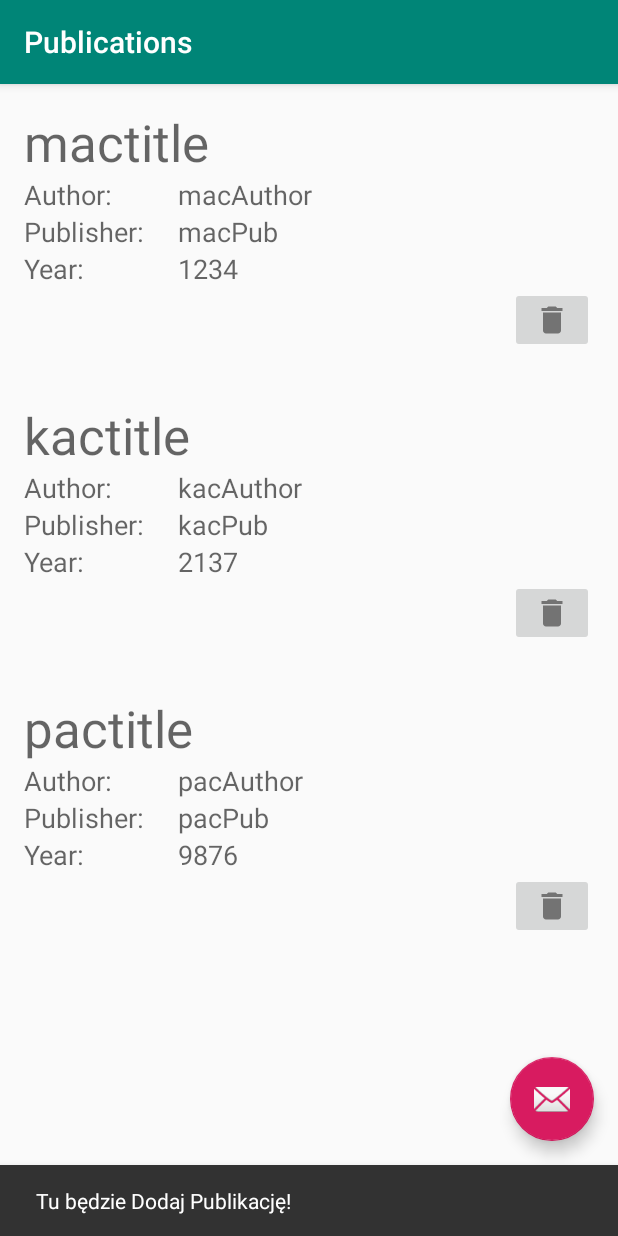
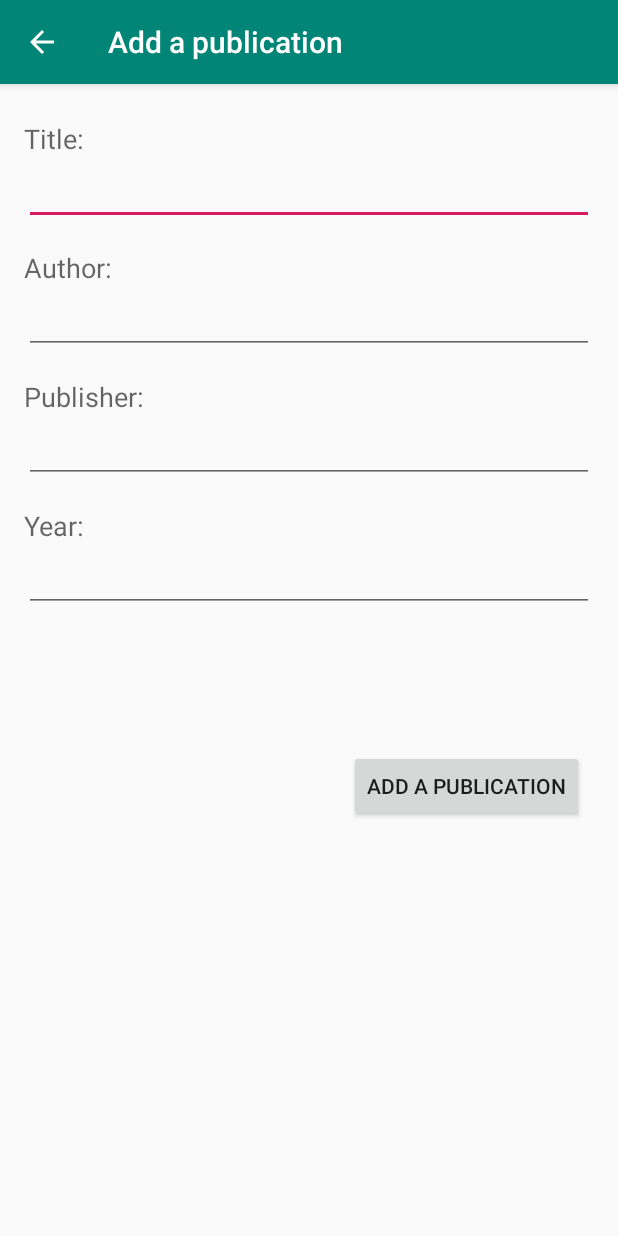
Before and after one commit to maciekkoz98/Webowka-P2, an Android app: the PublicationsActivity screen opened directly, with no data from a screen before it, after a tap on an icon or button, on a phone screen of 412 x 824 dp. Run offline under Robolectric (Android 15) with nearby library versions, the phone set to English and light mode, and no system bars.

Commit message:
add publication view

```diff
--- a/AndroidClient/app/src/main/AndroidManifest.xml
+++ b/AndroidClient/app/src/main/AndroidManifest.xml
@@ -10,9 +10,13 @@
         android:supportsRtl="true"
         android:theme="@style/AppTheme">
         <activity
-            android:name="com.example.androidclient.ui.publicationsView.PublicationsActivity"
+            android:name=".ui.addPublicationView.AddPublicationActivity"
+            android:label="@string/title_activity_addPub"
+            android:parentActivityName=".ui.publicationsView.PublicationsActivity" />
+        <activity
+            android:name=".ui.publicationsView.PublicationsActivity"
             android:label="@string/title_activity_pubs"
-            android:theme="@style/AppTheme.NoActionBar"></activity>
+            android:theme="@style/AppTheme.NoActionBar" />
         <activity
             android:name=".ui.login.LoginActivity"
             android:label="@string/app_name">
--- /dev/null
+++ b/AndroidClient/app/src/main/java/com/example/androidclient/ui/addPublicationView/AddPublicationActivity.kt
@@ -0,0 +1,13 @@
+package com.example.androidclient.ui.addPublicationView
+
+import androidx.appcompat.app.AppCompatActivity
+import android.os.Bundle
+import com.example.androidclient.R
+
+class AddPublicationActivity : AppCompatActivity() {
+
+    override fun onCreate(savedInstanceState: Bundle?) {
+        super.onCreate(savedInstanceState)
+        setContentView(R.layout.activity_add_publication)
+    }
+}
--- a/AndroidClient/app/src/main/java/com/example/androidclient/ui/publicationsView/PublicationsActivity.kt
+++ b/AndroidClient/app/src/main/java/com/example/androidclient/ui/publicationsView/PublicationsActivity.kt
@@ -1,11 +1,14 @@
 package com.example.androidclient.ui.publicationsView
 
+import android.content.Intent
 import android.os.Bundle
 import com.google.android.material.snackbar.Snackbar
 import androidx.appcompat.app.AppCompatActivity
 import androidx.recyclerview.widget.LinearLayoutManager
 import androidx.recyclerview.widget.RecyclerView
 import com.example.androidclient.R
+import com.example.androidclient.ui.addPublicationView.AddPublicationActivity
+import com.example.androidclient.ui.login.LOGIN
 
 import kotlinx.android.synthetic.main.activity_pubs.*
 
@@ -13,11 +16,13 @@ class PublicationsActivity : AppCompatActivity() {
     private lateinit var recyclerView: RecyclerView
     private lateinit var viewAdapter: RecyclerView.Adapter<*>
     private lateinit var viewManager: RecyclerView.LayoutManager
+    private var user: String? = null
 
     override fun onCreate(savedInstanceState: Bundle?) {
         super.onCreate(savedInstanceState)
         setContentView(R.layout.activity_pubs)
         setSupportActionBar(toolbar)
+        user = intent.getStringExtra(LOGIN)
 
         //TODO get publicationsDataset
         val macPub = Publication("mactitle", "macAuthor", "macPub", "1234")
@@ -33,9 +38,11 @@ class PublicationsActivity : AppCompatActivity() {
             adapter = viewAdapter
         }
 
-        fab.setOnClickListener { view ->
-            Snackbar.make(view, "Tu będzie Dodaj Publikację!", Snackbar.LENGTH_LONG)
-                .setAction("Action", null).show()
+        fab.setOnClickListener {
+            val intent = Intent(this, AddPublicationActivity::class.java).apply {
+                putExtra(LOGIN, user)
+            }
+            startActivity(intent)
         }
     }
 
--- /dev/null
+++ b/AndroidClient/app/src/main/res/drawable/ic_add_white_24dp.xml
@@ -0,0 +1,5 @@
+<vector android:height="24dp" android:tint="#FFFFFF"
+    android:viewportHeight="24.0" android:viewportWidth="24.0"
+    android:width="24dp" xmlns:android="http://schemas.android.com/apk/res/android">
+    <path android:fillColor="#FF000000" android:pathData="M19,13h-6v6h-2v-6H5v-2h6V5h2v6h6v2z"/>
+</vector>
--- /dev/null
+++ b/AndroidClient/app/src/main/res/layout/activity_add_publication.xml
@@ -0,0 +1,134 @@
+<?xml version="1.0" encoding="utf-8"?>
+<androidx.constraintlayout.widget.ConstraintLayout xmlns:android="http://schemas.android.com/apk/res/android"
+    xmlns:app="http://schemas.android.com/apk/res-auto"
+    xmlns:tools="http://schemas.android.com/tools"
+    android:layout_width="match_parent"
+    android:layout_height="match_parent"
+    tools:context=".ui.addPublicationView.AddPublicationActivity">
+
+    <LinearLayout
+        android:id="@+id/title_layout"
+        android:layout_width="match_parent"
+        android:layout_height="wrap_content"
+        android:layout_marginTop="24dp"
+        android:orientation="vertical"
+        app:layout_constraintEnd_toEndOf="parent"
+        app:layout_constraintStart_toStartOf="parent"
+        app:layout_constraintTop_toTopOf="parent">
+
+        <TextView
+            android:id="@+id/title_label"
+            android:layout_width="match_parent"
+            android:layout_height="wrap_content"
+            android:layout_marginStart="16dp"
+            android:text="@string/title_label"
+            android:textAppearance="@style/TextAppearance.AppCompat.Medium" />
+
+        <EditText
+            android:id="@+id/title_setter"
+            android:layout_width="match_parent"
+            android:layout_height="wrap_content"
+            android:layout_marginStart="16dp"
+            android:layout_marginEnd="16dp"
+            android:ems="10"
+            android:inputType="textPersonName" />
+
+    </LinearLayout>
+
+    <LinearLayout
+        android:id="@+id/author_layout"
+        android:layout_width="match_parent"
+        android:layout_height="wrap_content"
+        android:layout_marginTop="16dp"
+        android:orientation="vertical"
+        app:layout_constraintEnd_toEndOf="parent"
+        app:layout_constraintStart_toStartOf="parent"
+        app:layout_constraintTop_toBottomOf="@id/title_layout">
+
+        <TextView
+            android:id="@+id/author_label"
+            android:layout_width="match_parent"
+            android:layout_height="wrap_content"
+            android:layout_marginStart="16dp"
+            android:text="@string/author_label"
+            android:textAppearance="@style/TextAppearance.AppCompat.Medium" />
+
+        <EditText
+            android:id="@+id/author_setter"
+            android:layout_width="match_parent"
+            android:layout_height="wrap_content"
+            android:layout_marginStart="16dp"
+            android:layout_marginEnd="16dp"
+            android:ems="10"
+            android:inputType="textPersonName" />
+    </LinearLayout>
+
+    <LinearLayout
+        android:id="@+id/publisher_layout"
+        android:layout_width="match_parent"
+        android:layout_height="wrap_content"
+        android:layout_marginTop="16dp"
+        android:orientation="vertical"
+        app:layout_constraintEnd_toEndOf="parent"
+        app:layout_constraintStart_toStartOf="parent"
+        app:layout_constraintTop_toBottomOf="@id/author_layout">
+
+        <TextView
+            android:id="@+id/publisher_label"
+            android:layout_width="wrap_content"
+            android:layout_height="wrap_content"
+            android:layout_marginStart="16dp"
+            android:text="@string/publisher_label"
+            android:textAppearance="@style/TextAppearance.AppCompat.Medium" />
+
+        <EditText
+            android:id="@+id/publisher_setter"
+            android:layout_width="match_parent"
+            android:layout_height="wrap_content"
+            android:layout_marginStart="16dp"
+            android:layout_marginEnd="16dp"
+            android:ems="10"
+            android:inputType="textPersonName" />
+    </LinearLayout>
+
+    <LinearLayout
+        android:id="@+id/year_layout"
+        android:layout_width="match_parent"
+        android:layout_height="wrap_content"
+        android:layout_marginTop="16dp"
+        android:orientation="vertical"
+        app:layout_constraintEnd_toEndOf="parent"
+        app:layout_constraintStart_toStartOf="parent"
+        app:layout_constraintTop_toBottomOf="@id/publisher_layout">
+
+        <TextView
+            android:id="@+id/year_label"
+            android:layout_width="wrap_content"
+            android:layout_height="wrap_content"
+            android:layout_marginStart="16dp"
+            android:text="@string/year_label"
+            android:textAppearance="@style/TextAppearance.AppCompat.Medium" />
+
+        <EditText
+            android:id="@+id/year_setter"
+            android:layout_width="match_parent"
+            android:layout_height="wrap_content"
+            android:layout_marginStart="16dp"
+            android:layout_marginEnd="16dp"
+            android:ems="10"
+            android:inputType="numberDecimal" />
+    </LinearLayout>
+
+    <Button
+        android:id="@+id/add_button"
+        android:layout_width="wrap_content"
+        android:layout_height="wrap_content"
+        android:text="@string/title_activity_addPub"
+        app:layout_constraintBottom_toBottomOf="parent"
+        app:layout_constraintEnd_toEndOf="parent"
+        app:layout_constraintHorizontal_bias="0.91"
+        app:layout_constraintStart_toStartOf="parent"
+        app:layout_constraintTop_toBottomOf="@id/year_layout"
+        app:layout_constraintVertical_bias="0.25" />
+
+</androidx.constraintlayout.widget.ConstraintLayout>
--- a/AndroidClient/app/src/main/res/layout/activity_pubs.xml
+++ b/AndroidClient/app/src/main/res/layout/activity_pubs.xml
@@ -24,10 +24,14 @@
 
     <com.google.android.material.floatingactionbutton.FloatingActionButton
         android:id="@+id/fab"
-        android:layout_width="wrap_content"
+        android:layout_width="match_parent"
         android:layout_height="wrap_content"
         android:layout_gravity="bottom|end"
         android:layout_margin="@dimen/fab_margin"
-        app:srcCompat="@android:drawable/ic_dialog_email" />
+        app:backgroundTint="#008577"
+        app:borderWidth="0dp"
+        app:elevation="6dp"
+        app:maxImageSize="48dp"
+        app:srcCompat="@drawable/ic_add_white_24dp" />
 
 </androidx.coordinatorlayout.widget.CoordinatorLayout>
--- a/AndroidClient/app/src/main/res/values/strings.xml
+++ b/AndroidClient/app/src/main/res/values/strings.xml
@@ -9,10 +9,14 @@
     <string name="invalid_username">Not a valid username</string>
     <string name="invalid_password">Password must be >5 characters</string>
     <string name="login_failed">"Login failed"</string>
+    <!-- Strings related to publication view -->
     <string name="title_activity_pubs">Publications</string>
     <string name="delete_file_button">Delete</string>
     <string name="author_label">Author:</string>
     <string name="publisher_label">Publisher:</string>
     <string name="year_label">Year:</string>
-    <string name="trash_description">rubish dump</string>
+    <string name="trash_description">rubbish dump</string>
+    <!-- Strings related to add publication view -->
+    <string name="title_activity_addPub">Add a publication</string>
+    <string name="title_label">Title:</string>
 </resources>
```
Also changed, not shown: 1 other file.
